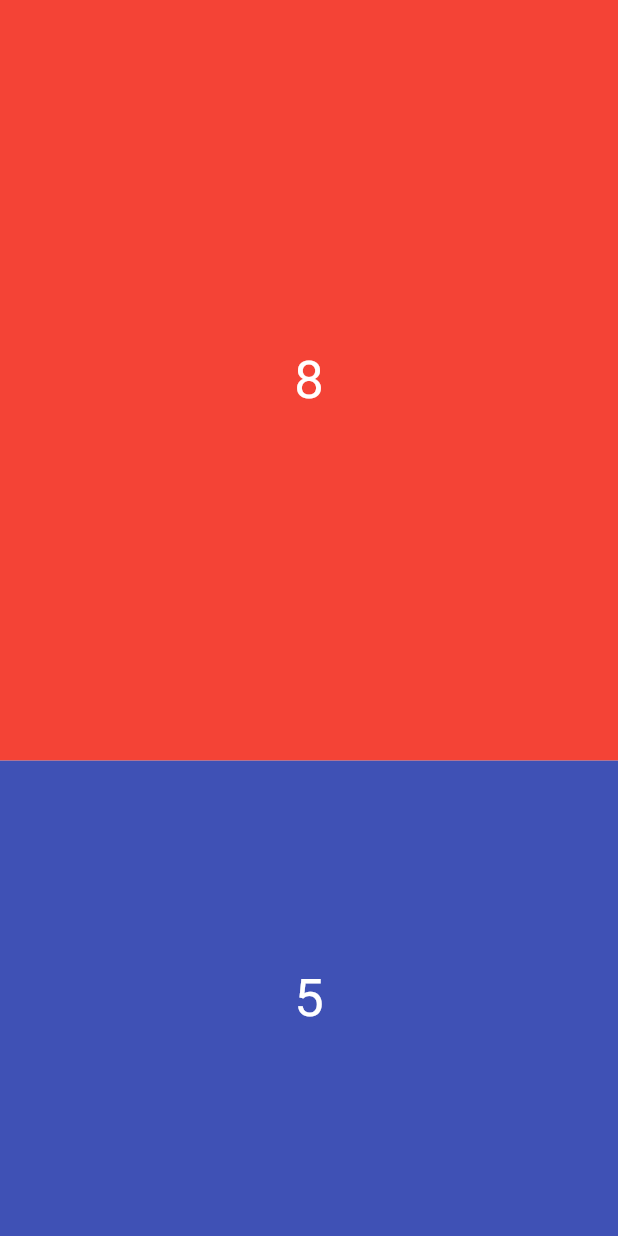
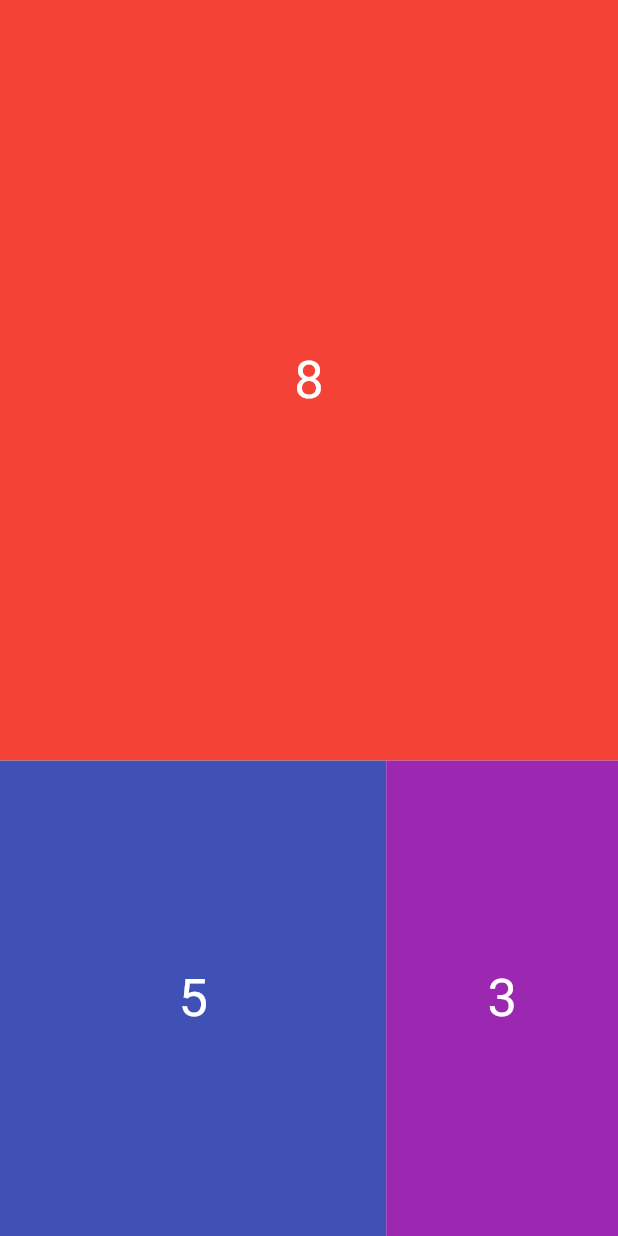
Before and after one commit to Taste-the-Thunder/flutter-expanded-custom-widget, a Flutter app: the screen it shows after launch, on a phone screen of 412 x 824 dp. Run offline on Flutter 3.47's test engine with Material 2 defaults, Android fonts, the phone set to English and light mode, and no system bars.

Commit message:
expanded size 5,3

```diff
--- a/lib/main.dart
+++ b/lib/main.dart
@@ -11,8 +11,25 @@ class MyApp extends StatelessWidget {
       home: Scaffold(
         body: Column(
           children: [
-            _customContainer(8, Colors.red),
-            _customContainer(5, Colors.indigo),
+            _customContainer(
+                num: 8,
+                color: Colors.red
+            ),
+            Expanded(
+              flex: 5,
+              child: Row(
+                children: [
+                  _customContainer(
+                      color: Colors.indigo,
+                      num: 5
+                  ),
+                  _customContainer(
+                      color: Colors.purple,
+                      num: 3
+                  ),
+                ],
+              ),
+            ),
           ],
         ),
       ),
@@ -20,7 +37,7 @@ class MyApp extends StatelessWidget {
   }
 }
 
-Widget _customContainer(int num, Color color){
+Widget _customContainer({required int num,required Color color}){
   return Expanded(
     flex: num,
     child: Container(
```
